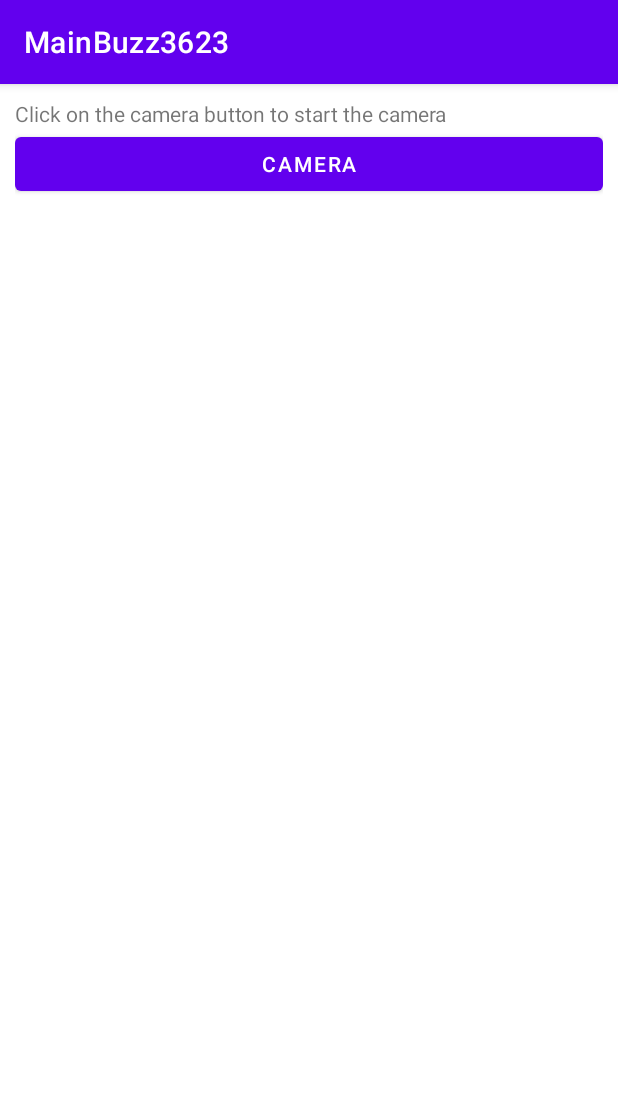
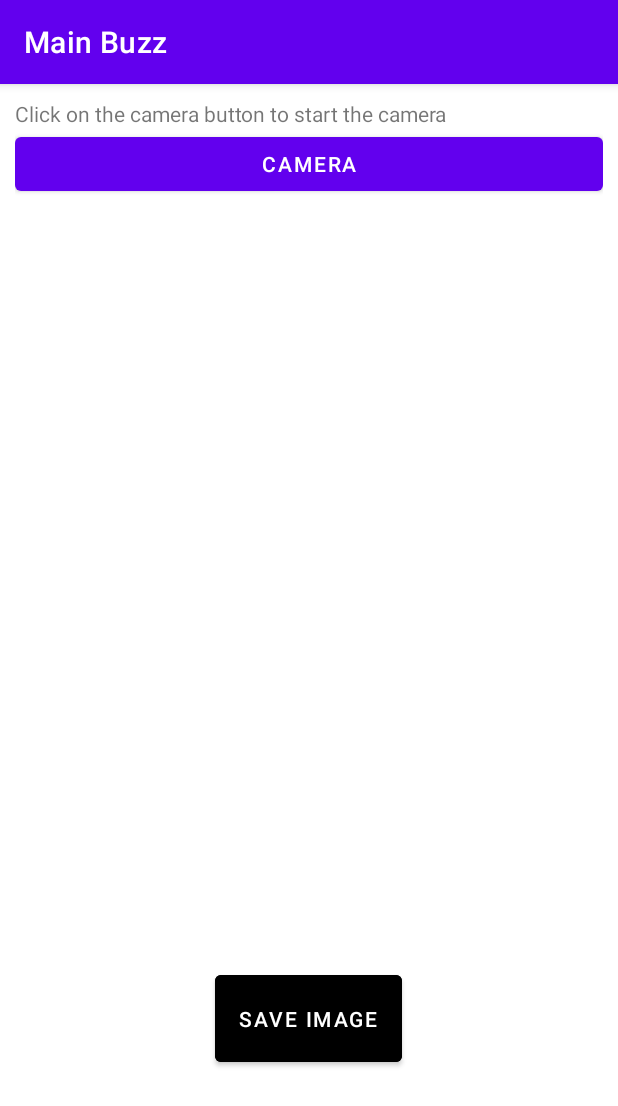
Before and after one commit to mb2975/MainBuzz_FrontEnd3623, an Android app: the screen it shows after launch (MainActivity), on a phone screen of 412 x 824 dp. Shown: the top 1106 px of the screen. Run offline under Robolectric (Android 15) with nearby library versions, the light colour scheme and no system bars.

Commit message:
Added Save Button (Save Button not currently working correctly)

```diff
--- a/app/src/main/AndroidManifest.xml
+++ b/app/src/main/AndroidManifest.xml
@@ -9,7 +9,7 @@
         android:dataExtractionRules="@xml/data_extraction_rules"
         android:fullBackupContent="@xml/backup_rules"
         android:icon="@mipmap/ic_launcher"
-        android:label="@string/app_name"
+        android:label="Main Buzz"
         android:supportsRtl="true"
         android:theme="@style/Theme.MainBuzz3623"
         tools:targetApi="31">
--- a/app/src/main/res/layout/activity_main.xml
+++ b/app/src/main/res/layout/activity_main.xml
@@ -30,4 +30,15 @@
         android:layout_below="@+id/btncamera_id"
         />
 
+    <Button
+        android:layout_width="wrap_content"
+        android:layout_height="70dp"
+        android:id="@+id/saveimgbtn"
+        android:text="Save Image"
+        android:backgroundTint="@color/black"
+        android:layout_centerHorizontal="true"
+        android:layout_alignParentBottom="true"
+        android:layout_marginBottom="100dp"
+        />
+
 </RelativeLayout>
```
Also changed, not shown: app/src/main/java/com/example/mainbuzz3623/MainActivity.java (+79 -0 lines).
